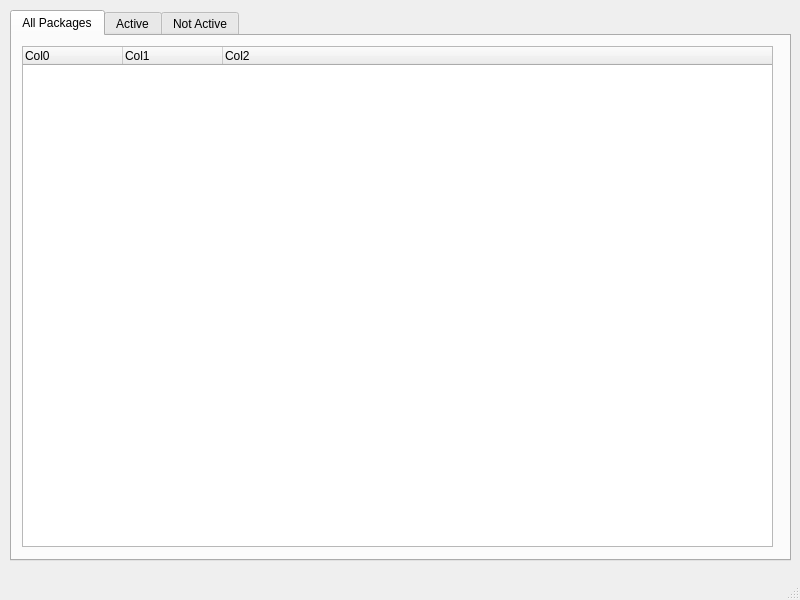
First picture: the form in list_widgets/list.ui, repository panther-king/PyQt4-tutorial, before the edit.
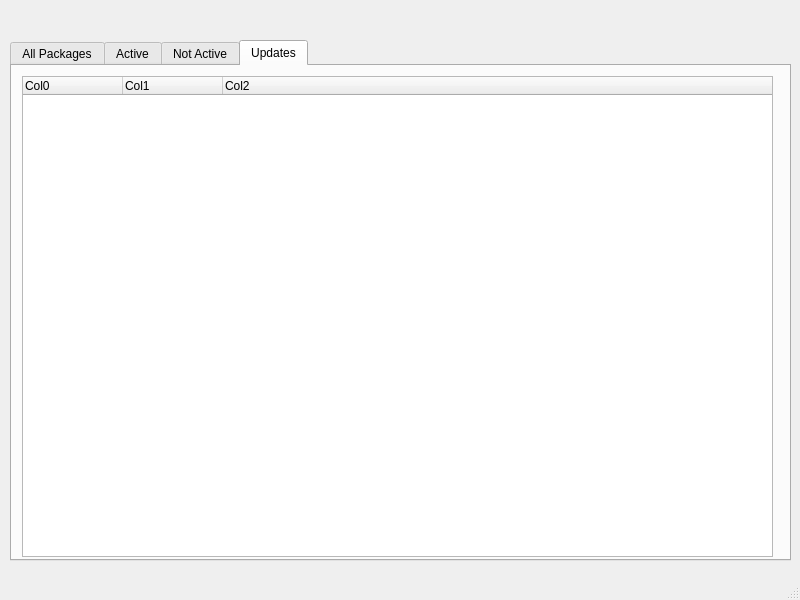
Second picture: the form after the edit. The open tabs and pages were chosen to show the change.

Commit message: Complete "QYolk III" tutorial

The edit to the form file:
```diff
--- a/list_widgets/list.ui
+++ b/list_widgets/list.ui
@@ -18,9 +18,9 @@
     <property name="geometry">
      <rect>
       <x>10</x>
-      <y>10</y>
+      <y>40</y>
       <width>781</width>
-      <height>551</height>
+      <height>521</height>
      </rect>
     </property>
     <property name="currentIndex">
@@ -36,7 +36,7 @@
         <x>10</x>
         <y>10</y>
         <width>751</width>
-        <height>501</height>
+        <height>481</height>
        </rect>
       </property>
       <column>
@@ -116,6 +116,49 @@
       </column>
      </widget>
     </widget>
+    <widget class="QWidget" name="tab_4">
+     <attribute name="title">
+      <string>Updates</string>
+     </attribute>
+     <widget class="QTreeWidget" name="updatesList">
+      <property name="geometry">
+       <rect>
+        <x>10</x>
+        <y>10</y>
+        <width>751</width>
+        <height>481</height>
+       </rect>
+      </property>
+      <column>
+       <property name="text">
+        <string>Col0</string>
+       </property>
+      </column>
+      <column>
+       <property name="text">
+        <string>Col1</string>
+       </property>
+      </column>
+      <column>
+       <property name="text">
+        <string>Col2</string>
+       </property>
+      </column>
+     </widget>
+    </widget>
+   </widget>
+   <widget class="QLabel" name="infoLabel">
+    <property name="geometry">
+     <rect>
+      <x>40</x>
+      <y>10</y>
+      <width>541</width>
+      <height>16</height>
+     </rect>
+    </property>
+    <property name="text">
+     <string/>
+    </property>
    </widget>
   </widget>
   <widget class="QMenuBar" name="menubar">
```
Left out of the diff: 4 changed lines with no effect on the pictures. The commit also changes 2 other files.
